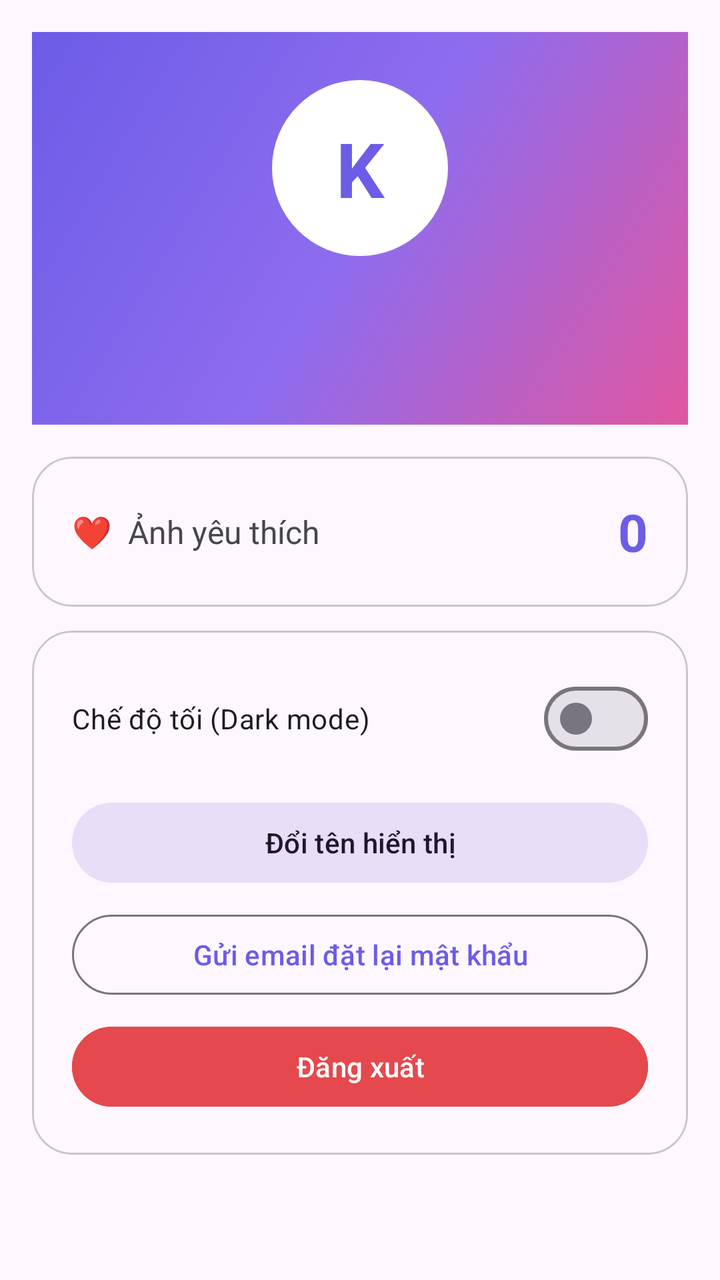
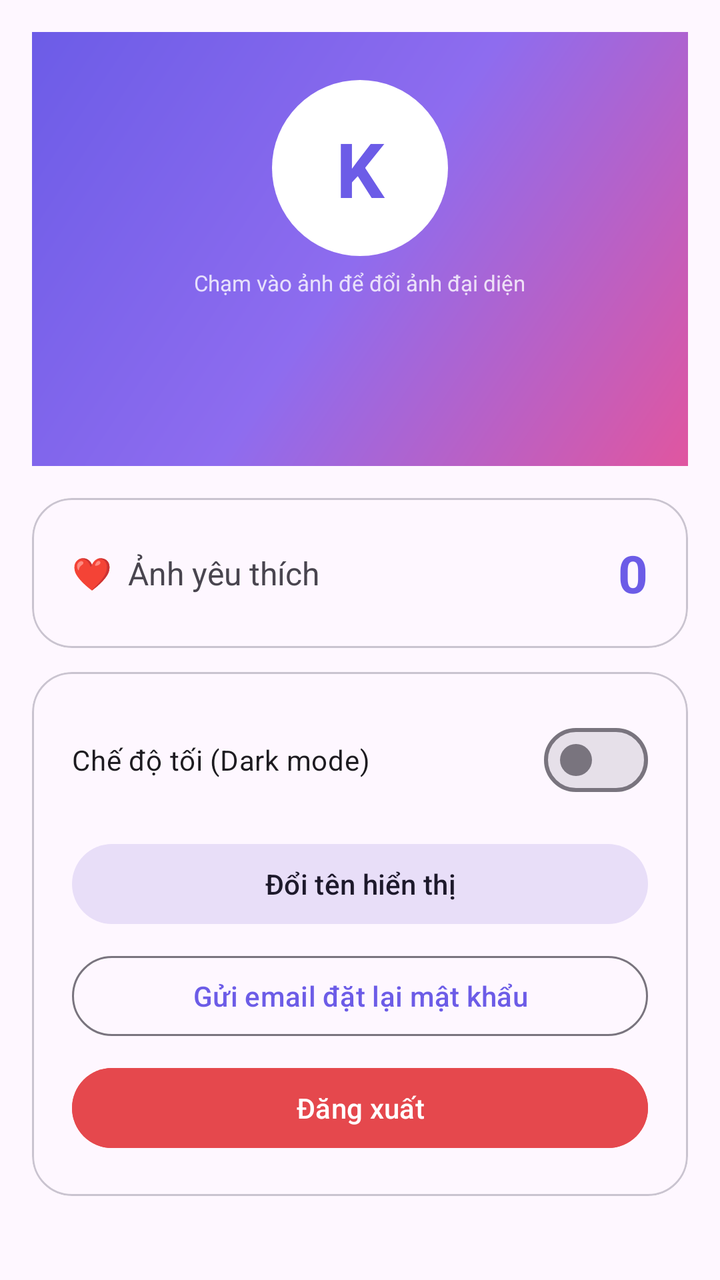

The first picture is an Android layout as it rendered before a commit; the second is the same layout after the commit. The layout source and the unified diff follow.
<!-- AndroidManifest.xml: application theme Theme.PhotoVault -->
<!-- res/layout/fragment_profile.xml -->
<?xml version="1.0" encoding="utf-8"?>
<ScrollView xmlns:android="http://schemas.android.com/apk/res/android"
    xmlns:app="http://schemas.android.com/apk/res-auto"
    android:layout_width="match_parent"
    android:layout_height="match_parent">

    <LinearLayout
        android:layout_width="match_parent"
        android:layout_height="wrap_content"
        android:orientation="vertical"
        android:padding="16dp">

        
        <LinearLayout
            android:layout_width="match_parent"
            android:layout_height="wrap_content"
            android:background="@drawable/bg_gradient"
            android:gravity="center_horizontal"
            android:orientation="vertical"
            android:padding="24dp"
            android:clipToOutline="true">

            <TextView
                android:id="@+id/tvAvatar"
                android:layout_width="88dp"
                android:layout_height="88dp"
                android:background="@drawable/bg_circle"
                android:gravity="center"
                android:text="K"
                android:textColor="@color/primary"
                android:textSize="38sp"
                android:textStyle="bold" />

            <TextView
                android:id="@+id/tvName"
                android:layout_width="wrap_content"
                android:layout_height="wrap_content"
                android:layout_marginTop="12dp"
                android:textColor="@android:color/white"
                android:textSize="22sp"
                android:textStyle="bold" />

            <TextView
                android:id="@+id/tvEmail"
                android:layout_width="wrap_content"
                android:layout_height="wrap_content"
                android:textColor="#E6FFFFFF"
                android:textSize="14sp" />
        </LinearLayout>

        
        <com.google.android.material.card.MaterialCardView
            android:layout_width="match_parent"
            android:layout_height="wrap_content"
            android:layout_marginTop="16dp"
            app:cardCornerRadius="20dp">

            <LinearLayout
                android:layout_width="match_parent"
                android:layout_height="wrap_content"
                android:gravity="center_vertical"
                android:orientation="horizontal"
                android:padding="20dp">

                <TextView
                    android:layout_width="0dp"
                    android:layout_height="wrap_content"
                    android:layout_weight="1"
                    android:text="❤  Ảnh yêu thích"
                    android:textSize="16sp" />

                <TextView
                    android:id="@+id/tvFavCount"
                    android:layout_width="wrap_content"
                    android:layout_height="wrap_content"
                    android:text="0"
                    android:textColor="@color/primary"
                    android:textSize="26sp"
                    android:textStyle="bold" />
            </LinearLayout>
        </com.google.android.material.card.MaterialCardView>

        
        <com.google.android.material.card.MaterialCardView
            android:layout_width="match_parent"
            android:layout_height="wrap_content"
            android:layout_marginTop="12dp"
            app:cardCornerRadius="20dp">

            <LinearLayout
                android:layout_width="match_parent"
                android:layout_height="wrap_content"
                android:orientation="vertical"
                android:padding="20dp">

                <com.google.android.material.materialswitch.MaterialSwitch
                    android:id="@+id/swDark"
                    android:layout_width="match_parent"
                    android:layout_height="wrap_content"
                    android:text="Chế độ tối (Dark mode)" />

                <com.google.android.material.button.MaterialButton
                    android:id="@+id/btnEdit"
                    style="@style/Widget.Material3.Button.TonalButton"
                    android:layout_width="match_parent"
                    android:layout_height="wrap_content"
                    android:layout_marginTop="14dp"
                    android:text="Đổi tên hiển thị" />

                <com.google.android.material.button.MaterialButton
                    android:id="@+id/btnReset"
                    style="@style/Widget.Material3.Button.OutlinedButton"
                    android:layout_width="match_parent"
                    android:layout_height="wrap_content"
                    android:layout_marginTop="8dp"
                    android:text="Gửi email đặt lại mật khẩu" />

                <com.google.android.material.button.MaterialButton
                    android:id="@+id/btnLogout"
                    android:layout_width="match_parent"
                    android:layout_height="wrap_content"
                    android:layout_marginTop="8dp"
                    android:backgroundTint="@color/danger"
                    android:text="Đăng xuất" />
            </LinearLayout>
        </com.google.android.material.card.MaterialCardView>
    </LinearLayout>
</ScrollView>
<!-- resources referenced by this layout -->
<resources>
  <color name="danger">#E5484D</color>
  <color name="primary">#6C5CE7</color>
  <!-- drawable bg_circle (drawable) -->
  <shape xmlns:android="http://schemas.android.com/apk/res/android" android:shape="oval">
      <solid android:color="#FFFFFFFF" />
  </shape>
  <!-- drawable bg_gradient (drawable) -->
  <shape xmlns:android="http://schemas.android.com/apk/res/android">
      <gradient
          android:angle="315"
          android:centerColor="@color/gradient_mid"
          android:endColor="@color/gradient_end"
          android:startColor="@color/gradient_start" />
  </shape>
  <style name="Theme.PhotoVault" parent="Theme.Material3.DayNight.NoActionBar">
          <item name="colorPrimary">@color/primary</item>
          <item name="colorSecondary">@color/secondary</item>
          <item name="android:statusBarColor">@android:color/transparent</item>
          
          <item name="android:windowActivityTransitions">true</item>
          <item name="android:windowSharedElementEnterTransition">@android:transition/move</item>
          <item name="android:windowSharedElementExitTransition">@android:transition/move</item>
      </style>
  <color name="gradient_mid">#8E6CEF</color>
  <color name="gradient_end">#E056A0</color>
  <color name="gradient_start">#6C5CE7</color>
  <color name="secondary">#A29BFE</color>
</resources>

<!-- the commit's change to res/layout/fragment_profile.xml (unified diff, before → after) -->
@@ -20,16 +20,37 @@
             android:padding="24dp"
             android:clipToOutline="true">
 
+            <FrameLayout
+                android:layout_width="88dp"
+                android:layout_height="88dp">
+
+                <TextView
+                    android:id="@+id/tvAvatar"
+                    android:layout_width="match_parent"
+                    android:layout_height="match_parent"
+                    android:background="@drawable/bg_circle"
+                    android:gravity="center"
+                    android:text="K"
+                    android:textColor="@color/primary"
+                    android:textSize="38sp"
+                    android:textStyle="bold" />
+
+                <ImageView
+                    android:id="@+id/imgAvatar"
+                    android:layout_width="match_parent"
+                    android:layout_height="match_parent"
+                    android:contentDescription="Ảnh đại diện"
+                    android:scaleType="centerCrop"
+                    android:visibility="gone" />
+            </FrameLayout>
+
             <TextView
-                android:id="@+id/tvAvatar"
-                android:layout_width="88dp"
-                android:layout_height="88dp"
-                android:background="@drawable/bg_circle"
-                android:gravity="center"
-                android:text="K"
-                android:textColor="@color/primary"
-                android:textSize="38sp"
-                android:textStyle="bold" />
+                android:layout_width="wrap_content"
+                android:layout_height="wrap_content"
+                android:layout_marginTop="6dp"
+                android:text="Chạm vào ảnh để đổi ảnh đại diện"
+                android:textColor="#CCFFFFFF"
+                android:textSize="11sp" />
 
             <TextView
                 android:id="@+id/tvName"
